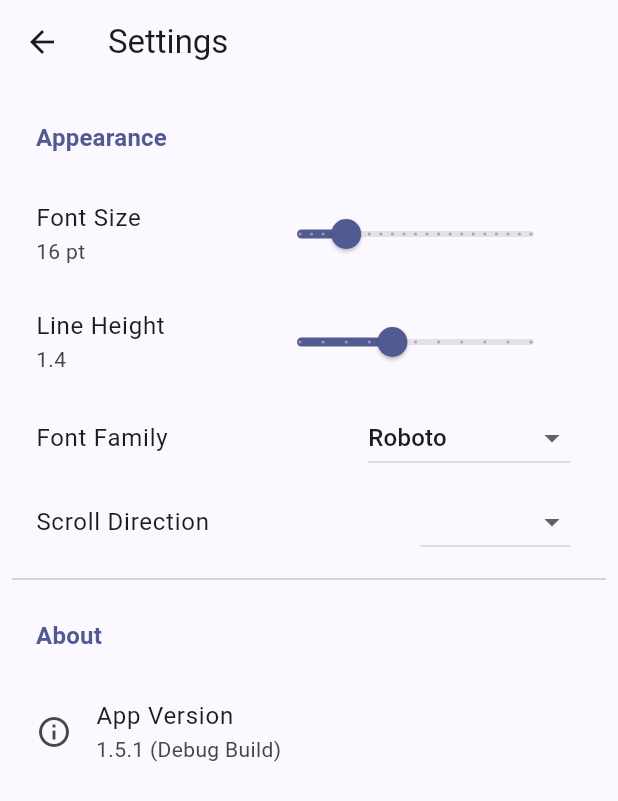
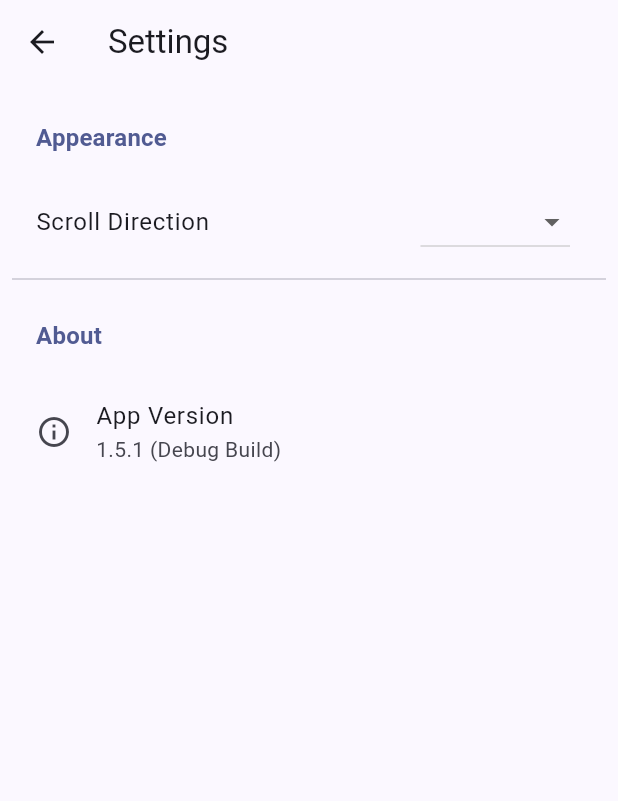
Before and after one commit to Daksh256/E_BookReader, a Flutter app: the SettingsScreen screen opened directly, on a phone screen of 412 x 824 dp. Shown: the top 801 px of the screen. Run offline on Flutter 3.47's test engine with Material 3 defaults, Android fonts, the light colour scheme and no system bars; our stand-ins replace file_picker, shared_preferences, sqflite; missing offline and left inert: vocsy_epub_viewer; accounts and stored records are empty; statements that could not run were skipped.

Commit message:
removed text size,line height,font family from settings

```diff
--- a/lib/main.dart
+++ b/lib/main.dart
@@ -822,9 +822,6 @@ class SettingsScreen extends StatelessWidget {
             padding: const EdgeInsets.all(8.0),
             children: [
               _buildSectionHeader(context, 'Appearance'),
-              _buildFontSizeSetting(context, readingSettings),
-              _buildLineHeightSetting(context, readingSettings),
-              _buildFontFamilySetting(context, readingSettings),
               _buildScrollDirectionSetting(context, readingSettings),
               const Divider(height: 20, thickness: 1),
               _buildSectionHeader(context, 'About'),
@@ -840,39 +837,6 @@ class SettingsScreen extends StatelessWidget {
     return Padding(
       padding: const EdgeInsets.symmetric(horizontal: 16.0, vertical: 16.0),
       child: Text( title, style: Theme.of(context).textTheme.titleMedium?.copyWith( color: Theme.of(context).colorScheme.primary, fontWeight: FontWeight.w600)),
-    );
-  }
-  Widget _buildFontSizeSetting(BuildContext context, ReadingSettings settings) {
-    return ListTile(
-      title: const Text('Font Size'), subtitle: Text('${settings.fontSize.toInt()} pt'),
-      trailing: SizedBox( width: MediaQuery.of(context).size.width * 0.5,
-        child: Slider( value: settings.fontSize, min: 12, max: 32, divisions: 20, label: '${settings.fontSize.toInt()}',
-          onChanged: (value) { settings.updateSetting(ReadingSettings._fontSizeKey, value); },
-        ),
-      ),
-    );
-  }
-  Widget _buildLineHeightSetting(BuildContext context, ReadingSettings settings) {
-    return ListTile(
-      title: const Text('Line Height'), subtitle: Text(settings.lineHeight.toStringAsFixed(1)),
-      trailing: SizedBox( width: MediaQuery.of(context).size.width * 0.5,
-        child: Slider( value: settings.lineHeight, min: 1.0, max: 2.0, divisions: 10, label: settings.lineHeight.toStringAsFixed(1),
-          onChanged: (value) { settings.updateSetting(ReadingSettings._lineHeightKey, value); },
-        ),
-      ),
-    );
-  }
-  Widget _buildFontFamilySetting(BuildContext context, ReadingSettings settings) {
-    const List<String> availableFonts = ['Roboto', 'Merriweather', 'OpenSans', 'Lato', 'Lora', 'SourceSerifPro'];
-    // Ensure the current value exists in the list, otherwise default to Roboto
-    String currentValue = availableFonts.contains(settings.fontFamily) ? settings.fontFamily : 'Roboto';
-    return ListTile(
-      title: const Text('Font Family'),
-      trailing: DropdownButton<String>(
-        value: currentValue,
-        items: availableFonts.map((String fontName) => DropdownMenuItem<String>(value: fontName, child: Text(fontName))).toList(),
-        onChanged: (value) { if (value != null) settings.updateSetting(ReadingSettings._fontFamilyKey, value); },
-      ),
     );
   }
 
```
